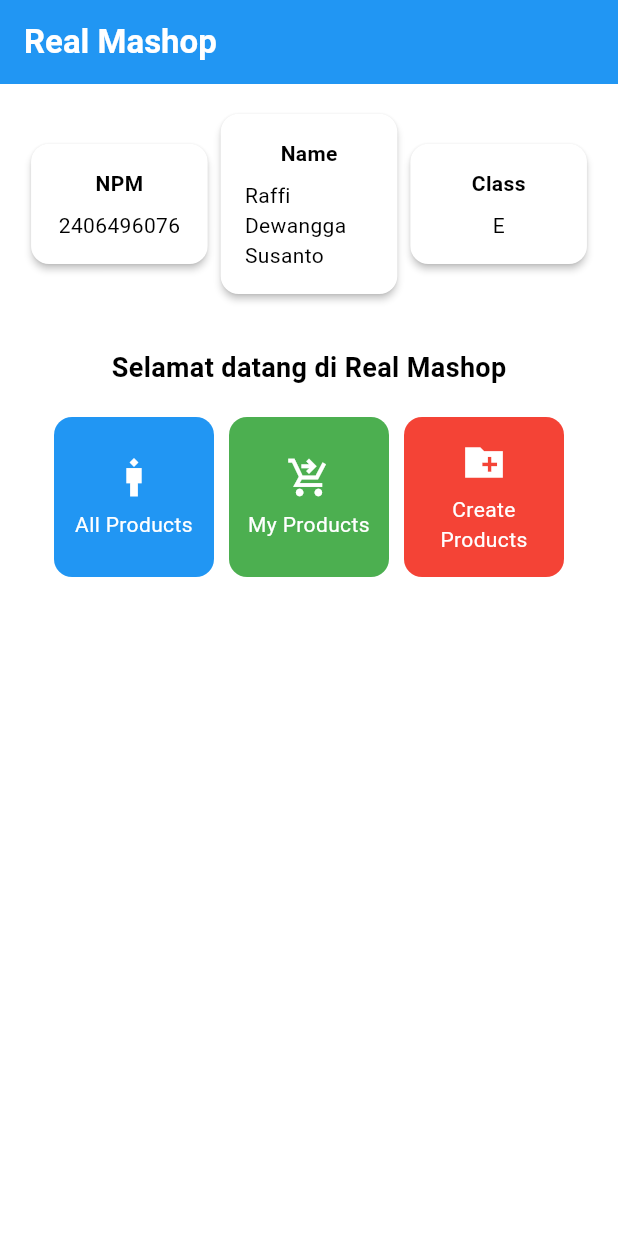
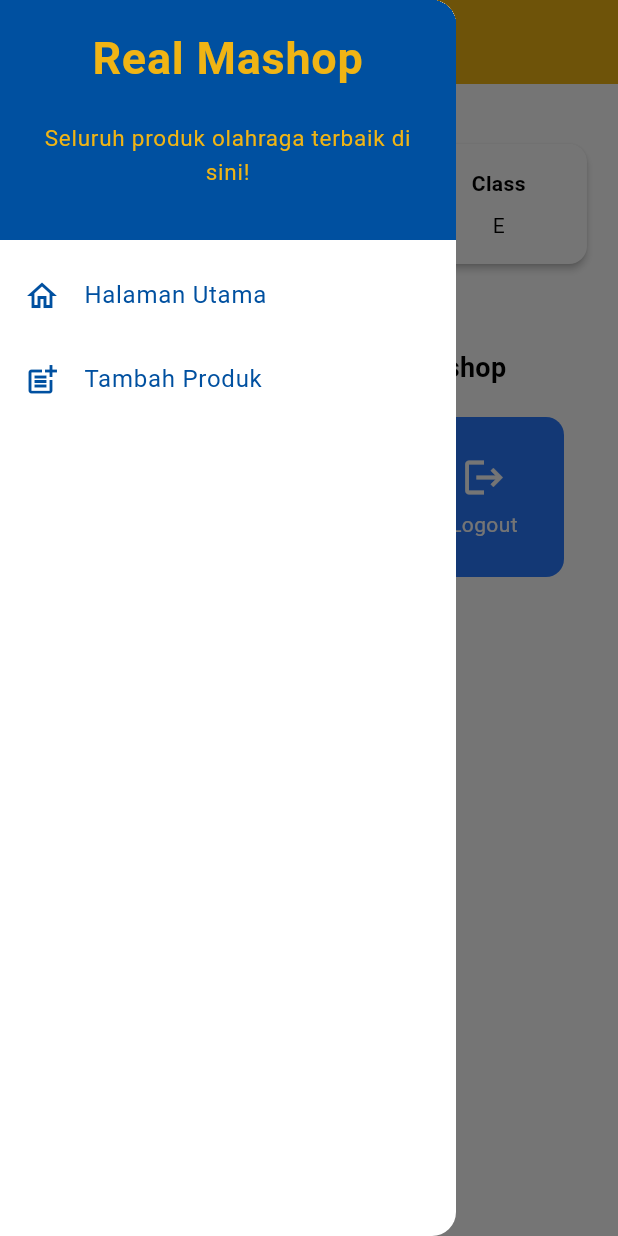
Before and after one commit to RaffiDewanggaSusanto/real_mashop_mobile, a Flutter app: the screen it shows after launch, with the side drawer open (before the commit the screen has no drawer), on a phone screen of 412 x 824 dp. Run offline on Flutter 3.47's test engine with Material 3 defaults, Android fonts, the phone set to English and light mode, and no system bars.

Commit message:
Menyelesaikan tugas 8

```diff
--- a/lib/main.dart
+++ b/lib/main.dart
@@ -1,5 +1,5 @@
 import 'package:flutter/material.dart';
-import 'package:real_mashop/menu.dart';
+import 'package:real_mashop/screens/menu.dart';
 
 void main() {
   runApp(const MyApp());
--- a/lib/menu.dart
+++ b/lib/screens/menu.dart
@@ -1,4 +1,7 @@
 import 'package:flutter/material.dart';
+import 'package:real_mashop/screens/productslist_form.dart';
+import 'package:real_mashop/widgets/left_drawer.dart';
+import 'package:real_mashop/widgets/products_card.dart';
 
 class MyHomePage extends StatelessWidget {
   MyHomePage({super.key});
@@ -8,9 +11,9 @@ class MyHomePage extends StatelessWidget {
   final String kelas = "E"; //kelas
 
   final List<ItemHomepage> items = [
-    ItemHomepage("All Products", Icons.man_3_sharp, Colors.blue),
-    ItemHomepage("My Products", Icons.shopping_cart_checkout_sharp, Colors.green),
-    ItemHomepage("Create Products", Icons.create_new_folder_sharp, Colors.red),
+    ItemHomepage("See Sport Product", Icons.newspaper),
+    ItemHomepage("Tambah Produk", Icons.add),
+    ItemHomepage("Logout", Icons.logout),
   ];
 
   @override
@@ -28,8 +31,9 @@ class MyHomePage extends StatelessWidget {
           ),
         ),
         // Warna latar belakang AppBar diambil dari skema warna tema aplikasi.
-        backgroundColor: Theme.of(context).colorScheme.primary,
+        backgroundColor: const Color(0xFFf0b414),
       ),
+      drawer: LeftDrawer(),
       // Body halaman dengan padding di sekelilingnya.
       body: Padding(
         padding: const EdgeInsets.all(16.0),
@@ -126,14 +130,6 @@ class InfoCard extends StatelessWidget {
   }
 }
 
-class ItemHomepage {
-  final String name;
-  final IconData icon;
-  final Color color;
-
-  ItemHomepage(this.name, this.icon, this.color);
-}
-
 class ItemCard extends StatelessWidget {
   // Menampilkan kartu dengan ikon dan nama.
 
@@ -145,19 +141,28 @@ class ItemCard extends StatelessWidget {
   Widget build(BuildContext context) {
     return Material(
       // Menentukan warna latar belakang dari tema aplikasi.
-      color: item.color,
+      color: Theme.of(context).colorScheme.secondary,
       // Membuat sudut kartu melengkung.
       borderRadius: BorderRadius.circular(12),
 
       child: InkWell(
         // Aksi ketika kartu ditekan.
         onTap: () {
-          // Menampilkan pesan SnackBar saat kartu ditekan.
+          // Memunculkan SnackBar ketika diklik
           ScaffoldMessenger.of(context)
             ..hideCurrentSnackBar()
-            ..showSnackBar(
-                SnackBar(content: Text("Kamu telah menekan tombol ${item.name}!"))
+            ..showSnackBar(SnackBar(
+                content: Text("Kamu telah menekan tombol ${item.name}!")));
+
+          // Navigate ke route yang sesuai (tergantung jenis tombol)
+          if (item.name == "Tambah Produk") {
+            Navigator.push(
+                context,
+                MaterialPageRoute(
+                  builder: (context) => ProductsFormPage(),
+                )
             );
+          }
         },
         // Container untuk menyimpan Icon dan Text
         child: Container(
--- /dev/null
+++ b/lib/widgets/left_drawer.dart
@@ -0,0 +1,71 @@
+import 'package:flutter/material.dart';
+import 'package:real_mashop/screens/menu.dart';
+import 'package:real_mashop/screens/productslist_form.dart';
+
+class LeftDrawer extends StatelessWidget {
+  const LeftDrawer({super.key});
+
+  @override
+  Widget build(BuildContext context) {
+    return Drawer(
+      child: ListView(
+        children: [
+          const DrawerHeader(
+            decoration: BoxDecoration(
+              color: Color(0xFF0050a0),
+            ),
+            child: Column(
+              children: [
+                Text(
+                  'Real Mashop',
+                  textAlign: TextAlign.center,
+                  style: TextStyle(
+                    fontSize: 30,
+                    fontWeight: FontWeight.bold,
+                    color: Color(0xFFf0b414),
+                  ),
+                ),
+                Padding(padding: EdgeInsets.all(10)),
+                Text("Seluruh produk olahraga terbaik di sini!",
+                  textAlign: TextAlign.center,
+                  style: TextStyle(
+                    color: Color(0xFFf0b414),
+                    fontSize: 15.0,
+                    fontWeight: FontWeight.normal,
+                  ),
+
+                ),
+              ],
+            ),
+          ),
+          ListTile(
+            leading: const Icon(Icons.home_outlined, color: Color(0xFF0050a0)),
+            title: const Text('Halaman Utama', style: TextStyle(color: Color(0xFF0050a0))),
+            // Bagian redirection ke MyHomePage
+            onTap: () {
+              Navigator.pushReplacement(
+                  context,
+                  MaterialPageRoute(
+                    builder: (context) => MyHomePage(),
+                  )
+              );
+            },
+          ),
+          ListTile(
+            leading: const Icon(Icons.post_add, color: Color(0xFF0050a0)),
+            title: const Text('Tambah Produk', style: TextStyle(color: Color(0xFF0050a0))),
+            // Bagian redirection ke ProductsFormPage
+            onTap: () {
+              Navigator.push(
+                  context,
+                  MaterialPageRoute(
+                    builder: (context) => ProductsFormPage(),
+                  )
+              );
+            },
+          ),
+        ],
+      ),
+    );
+  }
+}
```
Also changed, not shown: lib/screens/productslist_form.dart (added, +247 -0 lines), lib/widgets/products_card.dart (added, +71 -0 lines), 1 other file.
